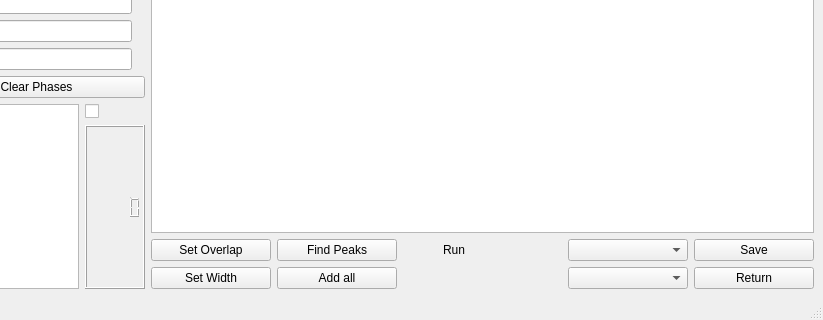
Above: src/ui/gui/VdrivePeakPicker.ui from neutrons/PyVDrive before the change; both pictures show x 528 to 1351 and y 502 to 822 of the 1351 by 822 pixel window. Below: the same form after it.
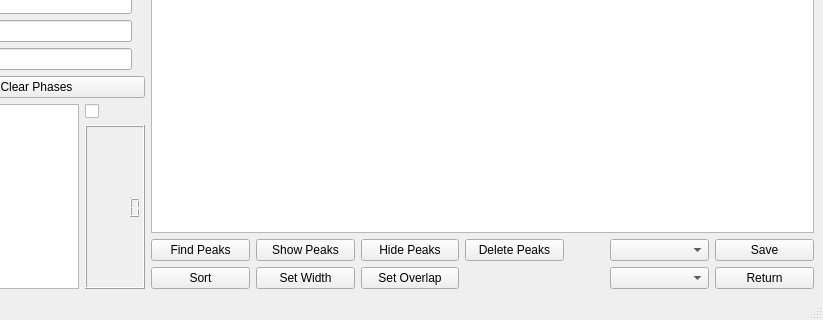
That is the form after the change. Custom widgets are drawn as their Qt base class.

Commit message: Refs #30. Fixed various issues to plot peak indicators.

```diff
--- a/src/ui/gui/VdrivePeakPicker.ui
+++ b/src/ui/gui/VdrivePeakPicker.ui
@@ -770,7 +770,44 @@
         </item>
         <item>
          <layout class="QGridLayout" name="gridLayout_2">
-          <item row="0" column="5">
+          <item row="1" column="0">
+           <widget class="QPushButton" name="pushButton_sortPeaks">
+            <property name="toolTip">
+             <string>&lt;html&gt;&lt;head/&gt;&lt;body&gt;&lt;p&gt;Sort peaks by peak positions&lt;/p&gt;&lt;/body&gt;&lt;/html&gt;</string>
+            </property>
+            <property name="text">
+             <string>Sort</string>
+            </property>
+           </widget>
+          </item>
+          <item row="1" column="1">
+           <widget class="QPushButton" name="pushButton_setPeakWidth">
+            <property name="toolTip">
+             <string>&lt;html&gt;&lt;head/&gt;&lt;body&gt;&lt;p&gt;Set width to selected peaks to a same value.&lt;/p&gt;&lt;/body&gt;&lt;/html&gt;</string>
+            </property>
+            <property name="text">
+             <string>Set Width</string>
+            </property>
+           </widget>
+          </item>
+          <item row="0" column="2">
+           <widget class="QPushButton" name="pushButton_hidePeaks">
+            <property name="text">
+             <string>Hide Peaks</string>
+            </property>
+           </widget>
+          </item>
+          <item row="0" column="1">
+           <widget class="QPushButton" name="pushButton_showPeaks">
+            <property name="toolTip">
+             <string>&lt;html&gt;&lt;head/&gt;&lt;body&gt;&lt;p&gt;Highlight selected peaks in the left table&lt;/p&gt;&lt;/body&gt;&lt;/html&gt;</string>
+            </property>
+            <property name="text">
+             <string>Show Peaks</string>
+            </property>
+           </widget>
+          </item>
+          <item row="0" column="7">
            <widget class="QPushButton" name="pushButton_save">
             <property name="toolTip">
              <string>&lt;html&gt;&lt;head/&gt;&lt;body&gt;&lt;p&gt;push this button wil have blabla effect!&lt;/p&gt;&lt;/body&gt;&lt;/html&gt;</string>
@@ -780,24 +817,7 @@
             </property>
            </widget>
           </item>
-          <item row="0" column="3">
-           <widget class="QLabel" name="label_12">
-            <property name="text">
-             <string>Run</string>
-            </property>
-           </widget>
-          </item>
-          <item row="1" column="1">
-           <widget class="QPushButton" name="pushButton_addAllPeaks">
-            <property name="toolTip">
-             <string>&lt;html&gt;&lt;head/&gt;&lt;body&gt;&lt;p&gt;Is used for the case that user can give the unit cell size&lt;/p&gt;&lt;/body&gt;&lt;/html&gt;</string>
-            </property>
-            <property name="text">
-             <string>Add all</string>
-            </property>
-           </widget>
-          </item>
-          <item row="1" column="5">
+          <item row="1" column="7">
            <widget class="QPushButton" name="pushButton_return">
             <property name="toolTip">
              <string>&lt;html&gt;&lt;head/&gt;&lt;body&gt;&lt;p&gt;push this button wil have blabla effect!&lt;/p&gt;&lt;/body&gt;&lt;/html&gt;</string>
@@ -807,7 +827,51 @@
             </property>
            </widget>
           </item>
-          <item row="0" column="2">
+          <item row="1" column="6">
+           <widget class="QComboBox" name="comboBox_bankNumbers">
+            <property name="toolTip">
+             <string>&lt;html&gt;&lt;head/&gt;&lt;body&gt;&lt;p&gt;Bank numbers&lt;/p&gt;&lt;p&gt;It is a list of the available of bank numbers that are loaded.&lt;/p&gt;&lt;/body&gt;&lt;/html&gt;</string>
+            </property>
+           </widget>
+          </item>
+          <item row="0" column="6">
+           <widget class="QComboBox" name="comboBox_runNumber">
+            <property name="toolTip">
+             <string>&lt;html&gt;&lt;head/&gt;&lt;body&gt;&lt;p&gt;Run number&lt;/p&gt;&lt;/body&gt;&lt;/html&gt;</string>
+            </property>
+           </widget>
+          </item>
+          <item row="0" column="0">
+           <widget class="QPushButton" name="pushButton_findPeaks">
+            <property name="toolTip">
+             <string>&lt;html&gt;&lt;head/&gt;&lt;body&gt;&lt;p&gt;Find all peaks in the diffraction pattern&lt;/p&gt;&lt;p&gt;Case 1: If user does not provide structure information, then it will run FindPeaks();&lt;/p&gt;&lt;p&gt;Case 2: If user gives known structure, then this one will just plot peaks according to lattice parameters.&lt;/p&gt;&lt;/body&gt;&lt;/html&gt;</string>
+            </property>
+            <property name="text">
+             <string>Find Peaks</string>
+            </property>
+           </widget>
+          </item>
+          <item row="0" column="4">
+           <widget class="QPushButton" name="pushButton_deletePeaks">
+            <property name="toolTip">
+             <string>&lt;html&gt;&lt;head/&gt;&lt;body&gt;&lt;p&gt;Delete the selected peaks from peak table&lt;/p&gt;&lt;/body&gt;&lt;/html&gt;</string>
+            </property>
+            <property name="text">
+             <string>Delete Peaks</string>
+            </property>
+           </widget>
+          </item>
+          <item row="1" column="2">
+           <widget class="QPushButton" name="pushButton_claimOverlappedPeaks">
+            <property name="toolTip">
+             <string>&lt;html&gt;&lt;head/&gt;&lt;body&gt;&lt;p&gt;Claim the peaks that are selected in the right table to be overlapped according to observation.&lt;/p&gt;&lt;/body&gt;&lt;/html&gt;</string>
+            </property>
+            <property name="text">
+             <string>Set Overlap</string>
+            </property>
+           </widget>
+          </item>
+          <item row="0" column="5">
            <spacer name="horizontalSpacer">
             <property name="orientation">
              <enum>Qt::Horizontal</enum>
@@ -823,50 +887,6 @@
             </property>
            </spacer>
           </item>
-          <item row="0" column="1">
-           <widget class="QPushButton" name="pushButton_findPeaks">
-            <property name="toolTip">
-             <string>&lt;html&gt;&lt;head/&gt;&lt;body&gt;&lt;p&gt;Find all peaks in the diffraction pattern&lt;/p&gt;&lt;p&gt;Case 1: If user does not provide structure information, then it will run FindPeaks();&lt;/p&gt;&lt;p&gt;Case 2: If user gives known structure, then this one will just plot peaks according to lattice parameters.&lt;/p&gt;&lt;/body&gt;&lt;/html&gt;</string>
-            </property>
-            <property name="text">
-             <string>Find Peaks</string>
-            </property>
-           </widget>
-          </item>
-          <item row="1" column="4">
-           <widget class="QComboBox" name="comboBox_bankNumbers">
-            <property name="toolTip">
-             <string>&lt;html&gt;&lt;head/&gt;&lt;body&gt;&lt;p&gt;Bank numbers&lt;/p&gt;&lt;p&gt;It is a list of the available of bank numbers that are loaded.&lt;/p&gt;&lt;/body&gt;&lt;/html&gt;</string>
-            </property>
-           </widget>
-          </item>
-          <item row="0" column="4">
-           <widget class="QComboBox" name="comboBox_runNumber">
-            <property name="toolTip">
-             <string>&lt;html&gt;&lt;head/&gt;&lt;body&gt;&lt;p&gt;Run number&lt;/p&gt;&lt;/body&gt;&lt;/html&gt;</string>
-            </property>
-           </widget>
-          </item>
-          <item row="0" column="0">
-           <widget class="QPushButton" name="pushButton_claimOverlappedPeaks">
-            <property name="toolTip">
-             <string>&lt;html&gt;&lt;head/&gt;&lt;body&gt;&lt;p&gt;Claim the peaks that are selected in the right table to be overlapped according to observation.&lt;/p&gt;&lt;/body&gt;&lt;/html&gt;</string>
-            </property>
-            <property name="text">
-             <string>Set Overlap</string>
-            </property>
-           </widget>
-          </item>
-          <item row="1" column="0">
-           <widget class="QPushButton" name="pushButton_setPeakWidth">
-            <property name="toolTip">
-             <string>&lt;html&gt;&lt;head/&gt;&lt;body&gt;&lt;p&gt;Set width to selected peaks to a same value.&lt;/p&gt;&lt;/body&gt;&lt;/html&gt;</string>
-            </property>
-            <property name="text">
-             <string>Set Width</string>
-            </property>
-           </widget>
-          </item>
          </layout>
         </item>
         <item>
```
Left out of the diff: 2 changed lines with no effect on the pictures. The commit also changes 7 other files.
